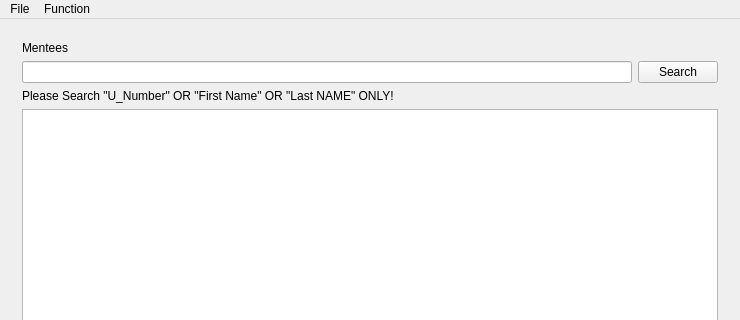
Qt form Menters-and-Mentees-Matching-Program/mainwindow.ui (shuanglengyunji/Menters-and-Mentees-Matching-Program) before a commit; both pictures show x 0 to 740 and y 0 to 320 of the 740 by 480 pixel window.
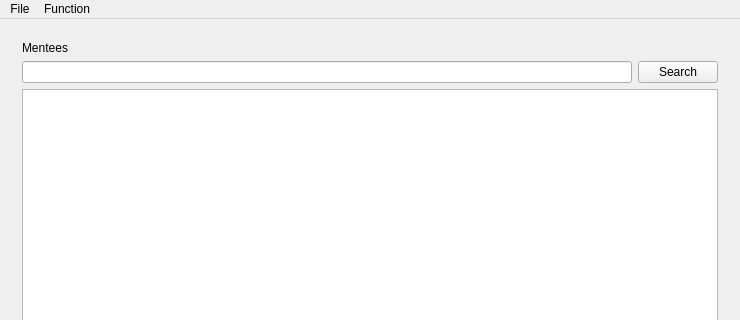
The same form after that commit.

Commit message: 1. Improve search strategy 2. Allow Increment import

Patch:
```diff
--- a/Menters-and-Mentees-Matching-Program/mainwindow.ui
+++ b/Menters-and-Mentees-Matching-Program/mainwindow.ui
@@ -180,13 +180,6 @@
               </property>
              </widget>
             </item>
-            <item row="1" column="0">
-             <widget class="QLabel" name="label_mentees_search_note">
-              <property name="text">
-               <string>Please Search &quot;U_Number&quot; OR &quot;First Name&quot; OR &quot;Last NAME&quot; ONLY!</string>
-              </property>
-             </widget>
-            </item>
            </layout>
           </item>
           <item row="3" column="0">
```
Left out of the diff: 7 changed lines with no effect on the pictures. The commit also changes 4 other files.
